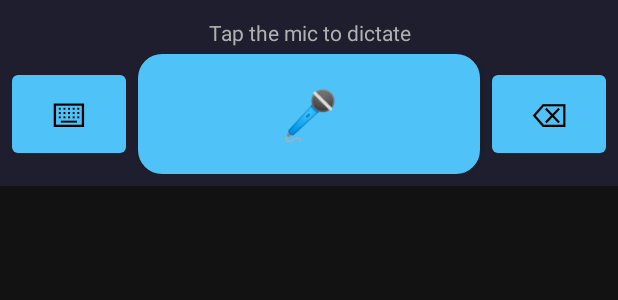
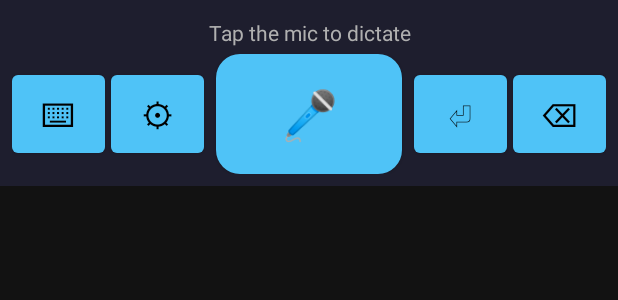
Before and after one commit to Jonathan-A-White/whisper-hid, an Android app: the layout voice_keyboard.xml on its own in the app's theme, with its tools: preview values and no code run, on a phone screen of 412 x 824 dp. Shown: the top 300 px of the screen. Run offline under Robolectric (Android 15) with nearby library versions, the light colour scheme and no system bars.

Commit message:
Voice keyboard: gear and Enter keys, Whisper voice settings screen with Auto Enter switch

```diff
--- a/app/src/main/AndroidManifest.xml
+++ b/app/src/main/AndroidManifest.xml
@@ -29,6 +29,11 @@
             </intent-filter>
         </activity>
 
+        <activity
+            android:name=".VoiceSettingsActivity"
+            android:label="@string/voice_settings_title"
+            android:exported="true" />
+
         <service
             android:name=".BluetoothHidService"
             android:exported="false"
--- a/app/src/main/res/layout/voice_keyboard.xml
+++ b/app/src/main/res/layout/voice_keyboard.xml
@@ -27,15 +27,34 @@
             android:layout_width="0dp"
             android:layout_height="64dp"
             android:layout_weight="1"
+            android:minWidth="0dp"
+            android:minHeight="48dp"
+            android:padding="0dp"
             android:text="@string/voice_switch_key"
             android:contentDescription="@string/voice_switch_description"
+            android:textSize="22sp" />
+
+        <Button
+            android:id="@+id/voiceSettings"
+            android:layout_width="0dp"
+            android:layout_height="64dp"
+            android:layout_weight="1"
+            android:minWidth="0dp"
+            android:minHeight="48dp"
+            android:padding="0dp"
+            android:layout_marginStart="4dp"
+            android:text="@string/voice_settings_key"
+            android:contentDescription="@string/voice_settings_description"
             android:textSize="22sp" />
 
         <Button
             android:id="@+id/voiceMic"
             android:layout_width="0dp"
             android:layout_height="80dp"
-            android:layout_weight="3"
+            android:layout_weight="2"
+            android:minWidth="0dp"
+            android:minHeight="48dp"
+            android:padding="0dp"
             android:layout_marginStart="8dp"
             android:layout_marginEnd="8dp"
             android:background="@drawable/voice_mic_idle"
@@ -44,10 +63,26 @@
             android:textSize="32sp" />
 
         <Button
+            android:id="@+id/voiceEnter"
+            android:layout_width="0dp"
+            android:layout_height="64dp"
+            android:layout_weight="1"
+            android:minWidth="0dp"
+            android:minHeight="48dp"
+            android:padding="0dp"
+            android:layout_marginEnd="4dp"
+            android:text="@string/voice_enter_key"
+            android:contentDescription="@string/voice_enter_description"
+            android:textSize="22sp" />
+
+        <Button
             android:id="@+id/voiceBackspace"
             android:layout_width="0dp"
             android:layout_height="64dp"
             android:layout_weight="1"
+            android:minWidth="0dp"
+            android:minHeight="48dp"
+            android:padding="0dp"
             android:text="@string/voice_backspace_key"
             android:contentDescription="@string/voice_backspace_description"
             android:textSize="22sp" />
--- a/app/src/main/res/values/strings.xml
+++ b/app/src/main/res/values/strings.xml
@@ -12,4 +12,11 @@
     <string name="voice_mic_description">Dictate</string>
     <string name="voice_switch_description">Switch keyboard</string>
     <string name="voice_backspace_description">Backspace</string>
+    <string name="voice_enter_key">&#x23CE;</string>
+    <string name="voice_settings_key">&#x2699;</string>
+    <string name="voice_enter_description">Enter</string>
+    <string name="voice_settings_description">Whisper voice settings</string>
+    <string name="voice_settings_title">Whisper voice settings</string>
+    <string name="voice_auto_enter">Auto Enter</string>
+    <string name="voice_auto_enter_hint">Press Enter after each dictation.</string>
 </resources>
--- a/app/src/main/res/xml/method.xml
+++ b/app/src/main/res/xml/method.xml
@@ -1,3 +1,3 @@
 <?xml version="1.0" encoding="utf-8"?>
 <input-method xmlns:android="http://schemas.android.com/apk/res/android"
-    android:settingsActivity="com.whisperbt.keyboard.MainActivity" />
+    android:settingsActivity="com.whisperbt.keyboard.VoiceSettingsActivity" />
```
Also changed, not shown: app/src/main/java/com/whisperbt/keyboard/VoiceInputMethodService.kt (+26 -1 lines), app/src/main/java/com/whisperbt/keyboard/VoiceSettingsActivity.kt (added, +21 -0 lines), app/src/main/res/layout/activity_voice_settings.xml (added, +32 -0 lines), 1 other file.
